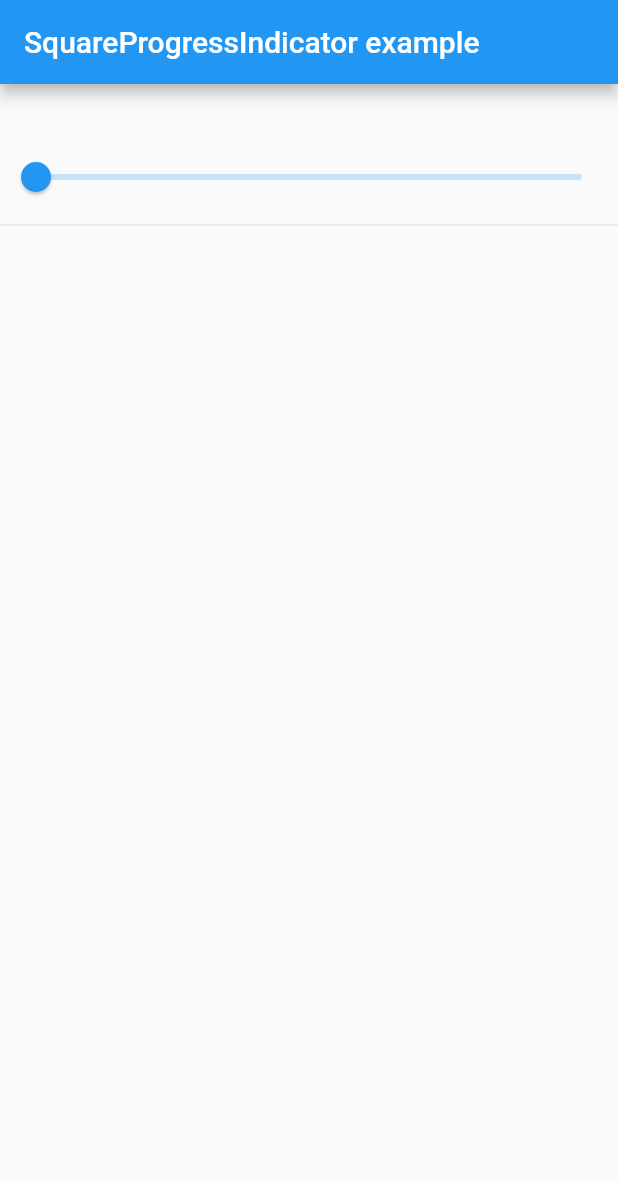
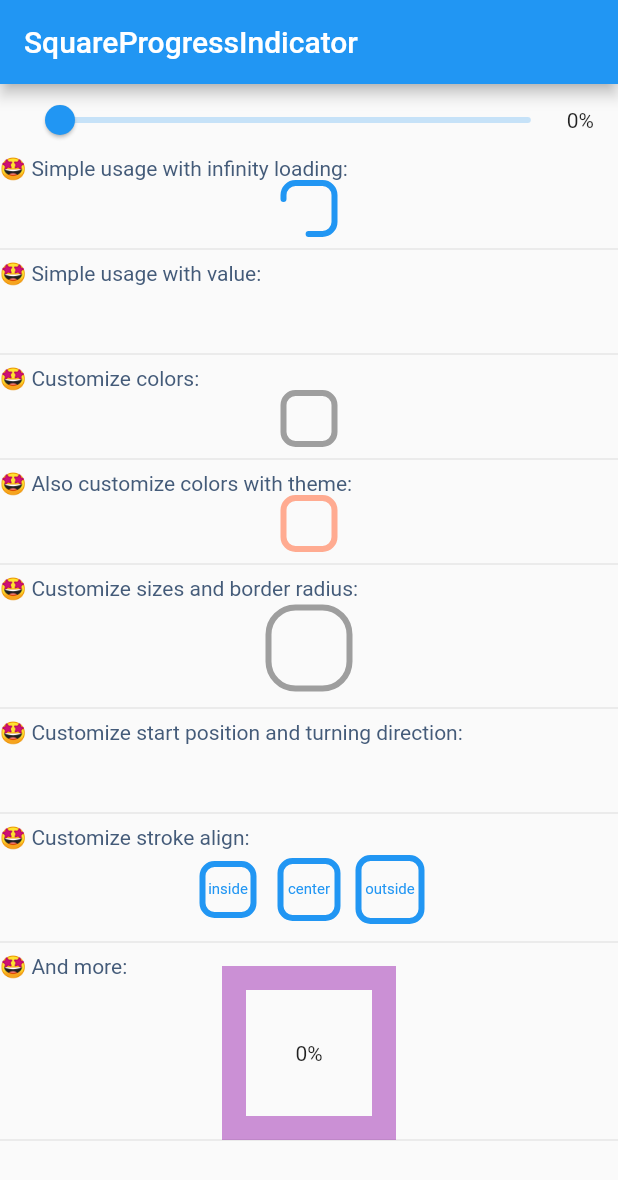
Before and after one commit to amir14a/square_progress_indicator, a Flutter app: the screen it shows after launch, on a phone screen of 412 x 824 dp. Shown: the top 1180 px of the screen. Run offline on Flutter 3.47's test engine with Material 2 defaults, Android fonts, the phone set to English and light mode, and no system bars.

Commit message:
feat: create usage example

```diff
--- a/example/lib/main.dart
+++ b/example/lib/main.dart
@@ -15,34 +15,141 @@ class MainApp extends StatefulWidget {
 class _MainAppState extends State<MainApp> {
   double _value = 0;
 
+  Widget _infoLeftText(String s) {
+    return Align(
+      alignment: Alignment.centerLeft,
+      child: Text("🤩 $s", style: const TextStyle(color: Color(0xff445b79))),
+    );
+  }
+
   @override
   Widget build(BuildContext context) {
     return MaterialApp(
-      theme: Theme.of(context).copyWith(primaryColor: Colors.redAccent),
+      debugShowCheckedModeBanner: false,
       home: Scaffold(
-        appBar: AppBar(title: const Text("SquareProgressIndicator example")),
+        appBar: AppBar(title: const Text("SquareProgressIndicator")),
         body: Column(
           children: [
-            SquareProgressIndicator(
-              value: _value,
-              strokeWidth: 25,
-              shadowWidth: 25,
-              borderRadius: 12,
-              startFrom: StartFrom.bottomRight,
-              progressColor: Colors.blue,
+            Row(
+              children: [
+                const SizedBox(width: 16),
+                Expanded(
+                  child: Slider(
+                    value: _value,
+                    onChanged: (v) => setState(() => _value = v),
+                    label: _value.toStringAsFixed(2),
+                  ),
+                ),
+                Text("${(_value * 100).toStringAsFixed(0)}%"),
+                const SizedBox(width: 16),
+              ],
             ),
-            Theme(
-              data: ThemeData(sliderTheme: SliderThemeData(showValueIndicator: ShowValueIndicator.always)),
-              child: Slider(
-                value: _value,
-                onChanged: (v) => setState(() => _value = v),
-                label: _value.toStringAsFixed(2),
+            Expanded(
+              child: SingleChildScrollView(
+                child: Column(
+                  children: [
+                    _infoLeftText("Simple usage with infinity loading:"),
+                    const SquareProgressIndicator(),
+                    const Divider(),
+                    _infoLeftText("Simple usage with value:"),
+                    SquareProgressIndicator(value: _value),
+                    const Divider(),
+                    _infoLeftText("Customize colors:"),
+                    SquareProgressIndicator(
+                      value: _value,
+                      color: Colors.pink,
+                      emptyStrokeColor: Colors.grey,
+                    ),
+                    const Divider(),
+                    _infoLeftText("Also customize colors with theme:"),
+                    Theme(
+                      data: ThemeData(
+                        progressIndicatorTheme: ProgressIndicatorThemeData(
+                          color: Colors.deepOrange,
+                          circularTrackColor: Colors.deepOrange.shade200,
+                        ),
+                      ),
+                      child: SquareProgressIndicator(value: _value),
+                    ),
+                    const Divider(),
+                    _infoLeftText("Customize sizes and border radius:"),
+                    SquareProgressIndicator(
+                      value: _value,
+                      width: 64,
+                      height: 64,
+                      borderRadius: 18,
+                      strokeWidth: 10,
+                      emptyStrokeWidth: 4,
+                      emptyStrokeColor: Colors.grey,
+                    ),
+                    const Divider(),
+                    _infoLeftText("Customize start position and turning direction:"),
+                    SquareProgressIndicator(
+                      value: _value,
+                      clockwise: false,
+                      startPosition: StartPosition.topRight,
+                    ),
+                    const Divider(),
+                    _infoLeftText("Customize stroke align:"),
+                    const Row(
+                      mainAxisAlignment: MainAxisAlignment.center,
+                      children: [
+                        Padding(
+                          padding: EdgeInsets.all(8.0),
+                          child: SquareProgressIndicator(
+                            value: 1,
+                            strokeAlign: SquareStrokeAlign.inside,
+                            child: Text(
+                              'inside',
+                              style: TextStyle(fontSize: 10, color: Colors.blue),
+                            ),
+                          ),
+                        ),
+                        Padding(
+                          padding: EdgeInsets.all(8.0),
+                          child: SquareProgressIndicator(
+                            value: 1,
+                            strokeAlign: SquareStrokeAlign.center,
+                            child: Text(
+                              'center',
+                              style: TextStyle(fontSize: 10, color: Colors.blue),
+                            ),
+                          ),
+                        ),
+                        Padding(
+                          padding: EdgeInsets.all(8.0),
+                          child: SquareProgressIndicator(
+                            value: 1,
+                            strokeAlign: SquareStrokeAlign.outside,
+                            child: Text(
+                              'outside',
+                              style: TextStyle(fontSize: 10, color: Colors.blue),
+                            ),
+                          ),
+                        ),
+                      ],
+                    ),
+                    const Divider(),
+                    _infoLeftText("And more:"),
+                    SquareProgressIndicator(
+                      value: _value,
+                      width: 100,
+                      height: 100,
+                      borderRadius: 0,
+                      startPosition: StartPosition.leftCenter,
+                      strokeCap: StrokeCap.square,
+                      clockwise: true,
+                      color: Colors.purple,
+                      emptyStrokeColor: Colors.purple.withOpacity(.5),
+                      strokeWidth: 16,
+                      emptyStrokeWidth: 16,
+                      strokeAlign: SquareStrokeAlign.center,
+                      child: Text("${(_value * 100).toStringAsFixed(0)}%"),
+                    ),
+                    const Divider(),
+                  ],
+                ),
               ),
-            ),
-            Divider(),
-            CircularProgressIndicator(
-              value: _value,
-              strokeWidth: 25,
             ),
           ],
         ),
--- a/lib/square_progress_indicator.dart
+++ b/lib/square_progress_indicator.dart
@@ -51,9 +51,9 @@ class SquareProgressIndicator extends StatelessWidget {
     this.clockwise = true,
     this.borderRadius = 8,
     this.color,
-    this.emptyStrokeColor = Colors.grey,
+    this.emptyStrokeColor,
     this.strokeWidth = 4,
-    this.emptyStrokeWidth = 0,
+    this.emptyStrokeWidth = 4,
     this.child,
     this.startPosition = 0,
     this.width = 38,
@@ -80,14 +80,17 @@ class SquareProgressIndicator extends StatelessWidget {
         strokeCap: strokeCap,
       );
     }
-    return CustomPaint(
-      size: Size(width, height),
+    return SizedBox(
+      width: width,
+      height: height,
+      child: CustomPaint(
         painter: _SquareProgressIndicatorStrokePainter(
           startPosition: startPosition,
           value: value!,
           color: color ?? Theme.of(context).progressIndicatorTheme.color ?? Colors.blue,
-        emptyStrokeColor:
-            emptyStrokeColor ?? Theme.of(context).progressIndicatorTheme.circularTrackColor ?? Colors.transparent,
+          emptyStrokeColor: emptyStrokeColor ??
+              Theme.of(context).progressIndicatorTheme.circularTrackColor ??
+              Colors.transparent,
           clockwise: clockwise,
           strokeWidth: strokeWidth,
           emptyStrokeWidth: emptyStrokeWidth,
@@ -95,7 +98,8 @@ class SquareProgressIndicator extends StatelessWidget {
           strokeAlign: strokeAlign,
           strokeCap: strokeCap,
         ),
-      child: child,
+        child: Center(child: child),
+      ),
     );
   }
 }
```
Lines whose indentation alone changed are shown as unchanged.
